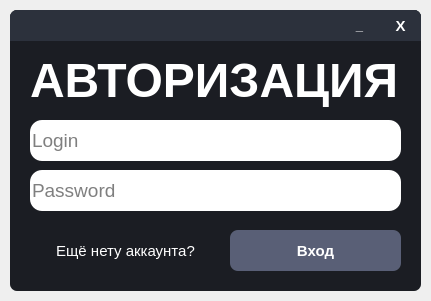
First picture: the form in VK Bot/Authorization_Window/authorization_window.ui, repository otaboyevsardorbek1/VK-Bot-ru, before the edit.
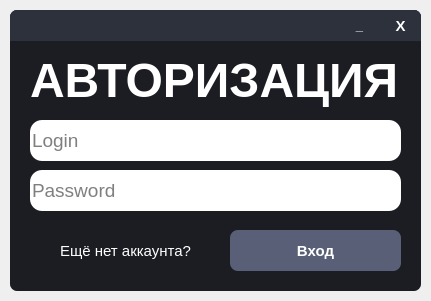
Second picture: the form after the edit. Icons and pictures are not drawn.

```diff
--- a/VK Bot/Authorization_Window/authorization_window.ui
+++ b/VK Bot/Authorization_Window/authorization_window.ui
@@ -330,7 +330,7 @@
 }</string>
      </property>
      <property name="text">
-      <string>Eщё нету аккаунта?</string>
+      <string>Eщё нет аккаунта?</string>
      </property>
     </widget>
     <widget class="QFrame" name="frame">
```
